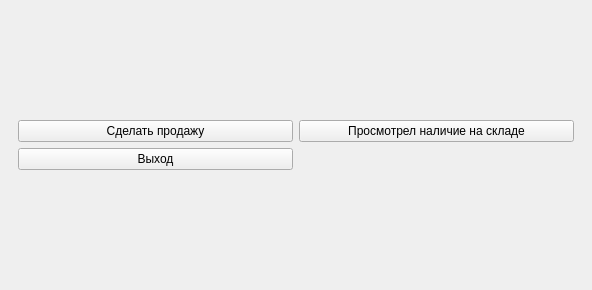
Above: mainwindow.ui from Toxicattack4up/AptekaService before the change. Below: the same form after it.
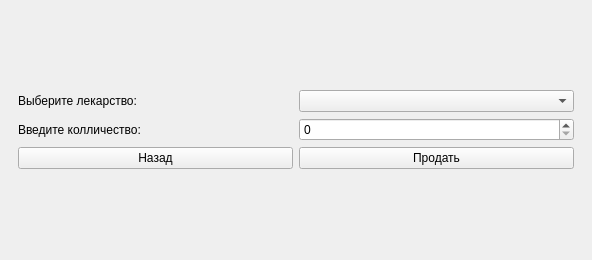
That is the form after the change. The open tabs and pages were chosen to show the change.

Commit message: Добавлены все окна, ошибок нет ПРОЕКТ ГОТОВ

Diff of the .ui file:
```diff
--- a/mainwindow.ui
+++ b/mainwindow.ui
@@ -7,7 +7,7 @@
     <x>0</x>
     <y>0</y>
     <width>589</width>
-    <height>290</height>
+    <height>260</height>
    </rect>
   </property>
   <property name="sizePolicy">
@@ -876,26 +876,22 @@
        <layout class="QGridLayout" name="gridLayout_9">
         <item row="0" column="0">
          <layout class="QGridLayout" name="Seller_menu">
-          <item row="0" column="0">
+          <item row="2" column="0">
+           <widget class="QPushButton" name="Cancel_seller_menu">
+            <property name="text">
+             <string>Выход</string>
+            </property>
+           </widget>
+          </item>
+          <item row="2" column="1">
            <widget class="QPushButton" name="Sell_button">
             <property name="text">
              <string>Сделать продажу</string>
             </property>
            </widget>
           </item>
-          <item row="0" column="1">
-           <widget class="QPushButton" name="Warehouse">
-            <property name="text">
-             <string>Просмотрел наличие на складе</string>
-            </property>
-           </widget>
-          </item>
-          <item row="1" column="0">
-           <widget class="QPushButton" name="Cancel_seller_menu">
-            <property name="text">
-             <string>Выход</string>
-            </property>
-           </widget>
+          <item row="0" column="0" colspan="2">
+           <widget class="QTableWidget" name="seller_tableWidget"/>
           </item>
          </layout>
         </item>
@@ -1048,6 +1044,48 @@
         </item>
        </layout>
       </widget>
+      <widget class="QWidget" name="sell_menu_2">
+       <layout class="QGridLayout" name="gridLayout_2">
+        <item row="0" column="0">
+         <layout class="QGridLayout" name="sell_medicine_menu">
+          <item row="1" column="0">
+           <widget class="QLabel" name="sell_quantity_label">
+            <property name="text">
+             <string>Введите колличество:</string>
+            </property>
+           </widget>
+          </item>
+          <item row="0" column="1">
+           <widget class="QComboBox" name="sell_comboBox"/>
+          </item>
+          <item row="0" column="0">
+           <widget class="QLabel" name="sell_comboBox_label">
+            <property name="text">
+             <string>Выберите лекарство:</string>
+            </property>
+           </widget>
+          </item>
+          <item row="2" column="0">
+           <widget class="QPushButton" name="back_to_seller_menu_pushButton">
+            <property name="text">
+             <string>Назад</string>
+            </property>
+           </widget>
+          </item>
+          <item row="2" column="1">
+           <widget class="QPushButton" name="sell_pushButton">
+            <property name="text">
+             <string>Продать</string>
+            </property>
+           </widget>
+          </item>
+          <item row="1" column="1">
+           <widget class="QSpinBox" name="sell_quantity_spinBox"/>
+          </item>
+         </layout>
+        </item>
+       </layout>
+      </widget>
      </widget>
     </item>
    </layout>
```
Left out of the diff: 4 changed lines with no effect on the pictures. The commit also changes 2 other files.
